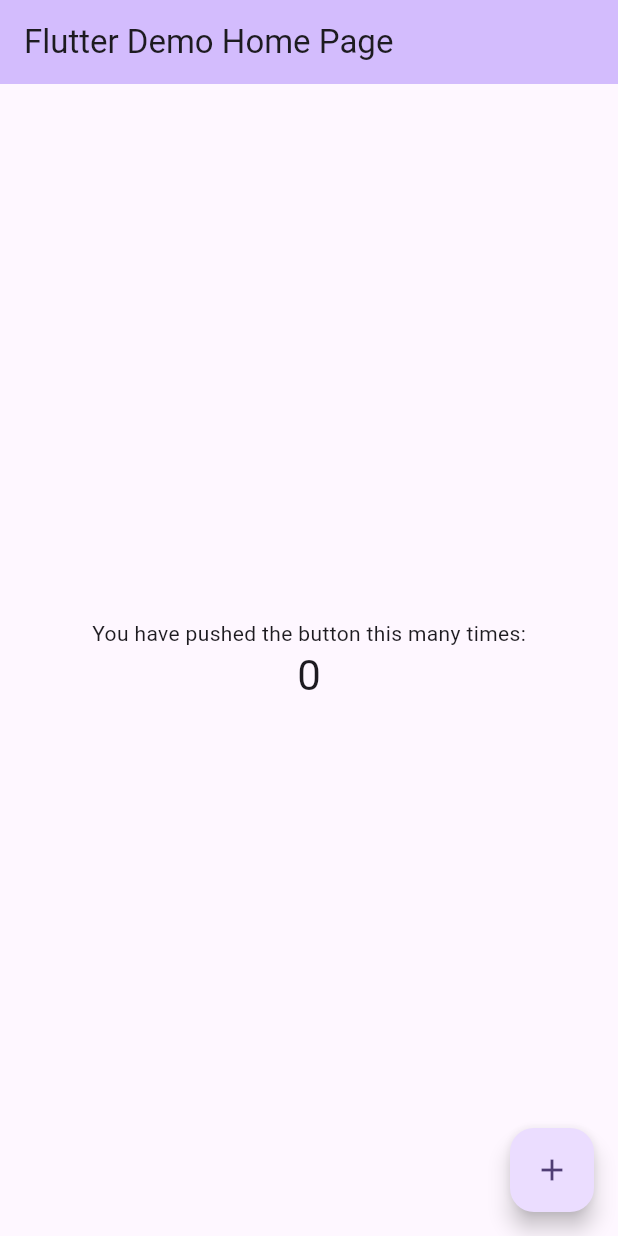
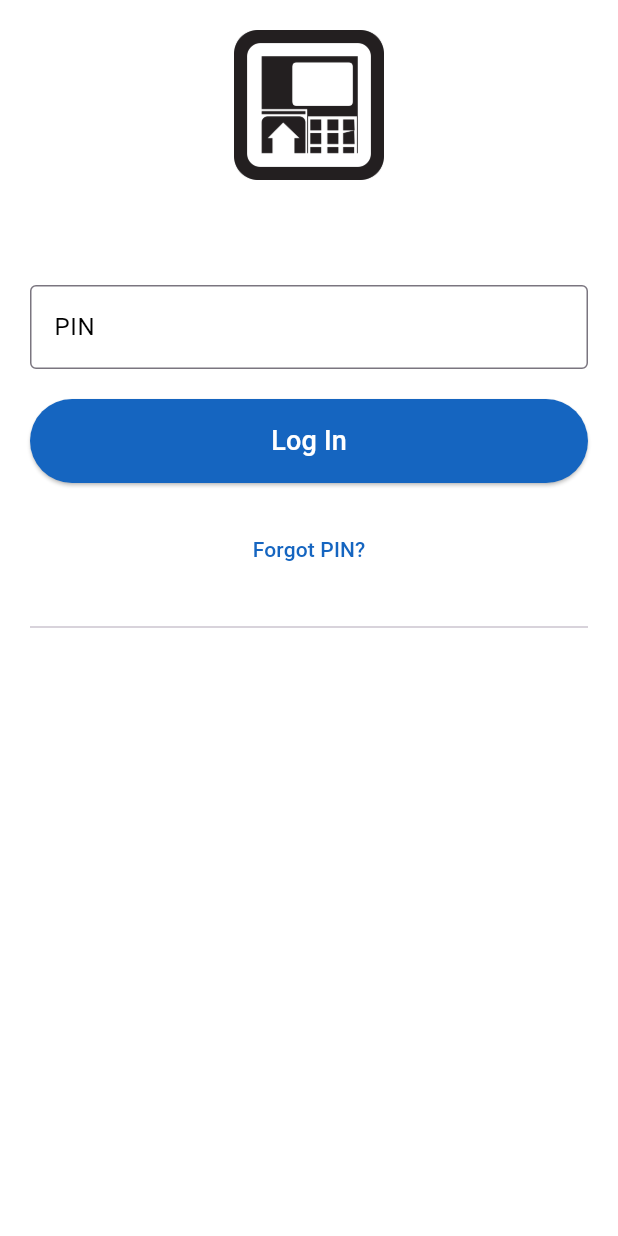
Before and after one commit to KenAlupit/ATM_Program_with_GUI, a Flutter app: the screen it shows after launch, on a phone screen of 412 x 824 dp. Run offline on Flutter 3.47's test engine with Material 3 defaults, Android fonts, the phone set to English and light mode, and no system bars.

Commit message:
Initial Design

```diff
--- a/lib/main.dart
+++ b/lib/main.dart
@@ -57,69 +57,72 @@ class MyHomePage extends StatefulWidget {
 class _MyHomePageState extends State<MyHomePage> {
   int _counter = 0;
 
-  void _incrementCounter() {
-    setState(() {
-      // This call to setState tells the Flutter framework that something has
-      // changed in this State, which causes it to rerun the build method below
-      // so that the display can reflect the updated values. If we changed
-      // _counter without calling setState(), then the build method would not be
-      // called again, and so nothing would appear to happen.
-      _counter++;
-    });
-  }
-
   @override
   Widget build(BuildContext context) {
-    // This method is rerun every time setState is called, for instance as done
-    // by the _incrementCounter method above.
-    //
-    // The Flutter framework has been optimized to make rerunning build methods
-    // fast, so that you can just rebuild anything that needs updating rather
-    // than having to individually change instances of widgets.
     return Scaffold(
-      appBar: AppBar(
-        // TRY THIS: Try changing the color here to a specific color (to
-        // Colors.amber, perhaps?) and trigger a hot reload to see the AppBar
-        // change color while the other colors stay the same.
-        backgroundColor: Theme.of(context).colorScheme.inversePrimary,
-        // Here we take the value from the MyHomePage object that was created by
-        // the App.build method, and use it to set our appbar title.
-        title: Text(widget.title),
-      ),
-      body: Center(
-        // Center is a layout widget. It takes a single child and positions it
-        // in the middle of the parent.
-        child: Column(
-          // Column is also a layout widget. It takes a list of children and
-          // arranges them vertically. By default, it sizes itself to fit its
-          // children horizontally, and tries to be as tall as its parent.
-          //
-          // Column has various properties to control how it sizes itself and
-          // how it positions its children. Here we use mainAxisAlignment to
-          // center the children vertically; the main axis here is the vertical
-          // axis because Columns are vertical (the cross axis would be
-          // horizontal).
-          //
-          // TRY THIS: Invoke "debug painting" (choose the "Toggle Debug Paint"
-          // action in the IDE, or press "p" in the console), to see the
-          // wireframe for each widget.
-          mainAxisAlignment: MainAxisAlignment.center,
-          children: <Widget>[
-            const Text(
-              'You have pushed the button this many times:',
-            ),
-            Text(
-              '$_counter',
-              style: Theme.of(context).textTheme.headlineMedium,
-            ),
-          ],
+      backgroundColor: const Color.fromARGB(0, 0, 0, 0),
+      body: Padding(
+        padding: const EdgeInsets.all(20.0),
+        child: SingleChildScrollView(
+          child: Column(
+            mainAxisAlignment: MainAxisAlignment.center,
+            crossAxisAlignment: CrossAxisAlignment.stretch,
+            children: <Widget>[
+              Image.asset(
+                'lib/images/atm_icon.png',
+                height: 100,
+              ),
+              const SizedBox(height: 50),
+              Form(
+                child: Column(
+                  children: <Widget>[
+                    const SizedBox(height: 20),
+                    TextFormField(
+                      obscureText: true,
+                      decoration: const InputDecoration(
+                          border: OutlineInputBorder(),
+                          labelText: 'PIN',
+                          labelStyle: TextStyle(color: Colors.black)),
+                      style: const TextStyle(color: Colors.black),
+                      validator: (value) {
+                        if (value == null || value.isEmpty) {
+                          return 'Please enter your password';
+                        }
+                        return null;
+                      },
+                    ),
+                  ],
+                ),
+              ),
+              const SizedBox(height: 20),
+              ElevatedButton(
+                onPressed: () {},
+                style: ElevatedButton.styleFrom(
+                  backgroundColor: Colors.blue[800],
+                  padding: const EdgeInsets.symmetric(vertical: 15),
+                ),
+                child: const Text(
+                  'Log In',
+                  style: TextStyle(fontSize: 18, color: Colors.white),
+                ),
+              ),
+              const SizedBox(height: 20),
+              TextButton(
+                onPressed: () {
+                  // Add 'Forgot Password' functionality here
+                },
+                child: Text(
+                  'Forgot PIN?',
+                  style: TextStyle(color: Colors.blue[800]),
+                ),
+              ),
+              const SizedBox(height: 20),
+              const Divider(),
+              const SizedBox(height: 20),
+            ],
+          ),
         ),
       ),
-      floatingActionButton: FloatingActionButton(
-        onPressed: _incrementCounter,
-        tooltip: 'Increment',
-        child: const Icon(Icons.add),
-      ), // This trailing comma makes auto-formatting nicer for build methods.
     );
   }
 }
```
Also changed, not shown: lib/changePin.dart (added, +53 -0 lines), lib/checkBalance.dart (added, +31 -0 lines), lib/deposit.dart (added, +42 -0 lines), lib/menu.dart (added, +79 -0 lines), lib/payBills.dart (added, +57 -0 lines), lib/transfer.dart (added, +57 -0 lines), lib/withdraw.dart (added, +46 -0 lines), pubspec.yaml (+3 -4 lines), lib/images/atm_icon.png (added), pubspec.lock.
